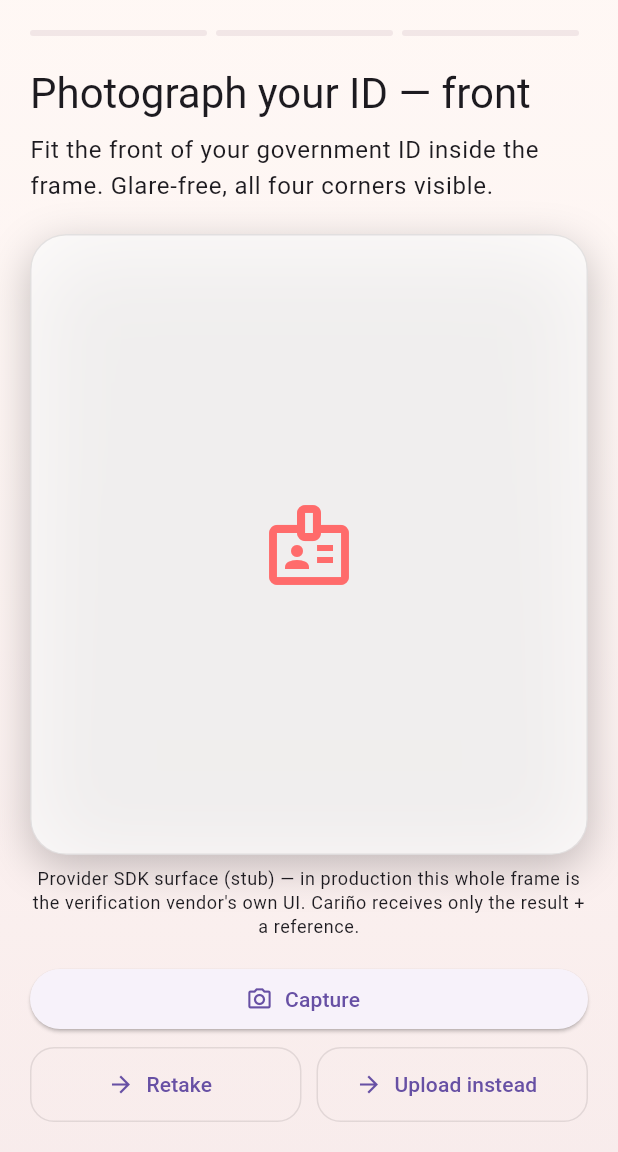
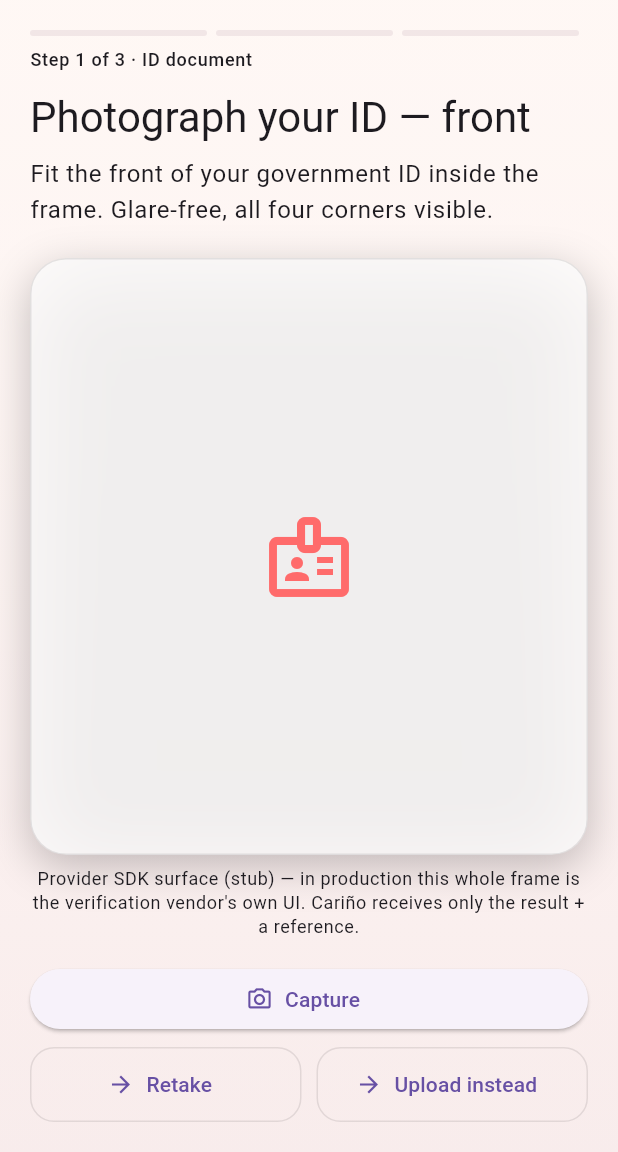
Before and after one commit to IamTharunsai/carino, a Flutter app: the VerificationProviderScreen screen opened directly with empty values, on a phone screen of 412 x 824 dp, the part 84-1236 px from its top. Run offline on Flutter 3.47's test engine with Material 3 defaults, Android fonts, the phone set to English and light mode, and no system bars; our stand-ins replace local_auth, shared_preferences, supabase_flutter; accounts and stored records are empty.

Commit message:
Flow fixes: 3-step verification, privacy entry, saved profile, interests
- Verification: one layer per step (Step N of 3); no upload for the live
  selfie; Retake works; copy no longer promises a match to a photo not yet added
- Settings -> Privacy Centre; remove pre-login "Preview Settings"
- Intentions/structure/pace/availability, bio/prompts/boundaries/languages
  and new Interests picker are saved; Services.prefs.me is "my profile"
- CI: Java 21 (fixes AGP lint crash), drop temporary debug steps
- docs/FLOW-AUDIT.md: fixed list + tomorrow's checklist

Co-Authored-By: Claude Opus 5.5 <noreply@anthropic.com>

```diff
--- a/lib/screens/chats/conversation_screen.dart
+++ b/lib/screens/chats/conversation_screen.dart
@@ -95,7 +95,7 @@ class _ConversationScreenState extends State<ConversationScreen> {
 
   /// "You both": real overlaps only, minus anything they asked not to discuss.
   List<String> get _chips => commonGround(
-        myInterests: MockData.currentUser.interests,
+        myInterests: Services.prefs.me.interests,
         theirInterests: _member.interests,
         myTastes: Services.prefs.tastesOrSample,
         theirTastes: _member.tasteAnswers,
--- a/lib/screens/chats/games_screen.dart
+++ b/lib/screens/chats/games_screen.dart
@@ -34,7 +34,7 @@ enum _Game { thisOrThat, twoTruths, guessMyAnswer, buildOurDate, musicMatch, que
 class _GamesScreenState extends State<GamesScreen> {
   /// This or That built from BOTH profiles — not a fixed template.
   late final List<GameQuestion> _deck = personalDeck(
-    myInterests: MockData.currentUser.interests,
+    myInterests: Services.prefs.me.interests,
     myTastes: Services.prefs.tastesOrSample,
     them: widget.member,
   );
--- a/lib/screens/discover/discover_screen.dart
+++ b/lib/screens/discover/discover_screen.dart
@@ -429,7 +429,7 @@ String? whySuggested(Member member) {
   final tastes = sharedTastes(mine, member.tasteAnswers);
   if (tastes.isNotEmpty) return 'You both picked ${tastes.take(2).join(' · ')}';
   final shared = member.interests
-      .where(MockData.currentUser.interests.toSet().contains)
+      .where(Services.prefs.me.interests.toSet().contains)
       .toList();
   if (shared.isNotEmpty) return 'You both like ${shared.take(2).join(' · ')}';
   return null;
--- a/lib/screens/onboarding/verification_flow_screen.dart
+++ b/lib/screens/onboarding/verification_flow_screen.dart
@@ -32,7 +32,8 @@ class VerificationProviderScreen extends StatefulWidget {
       _VerificationProviderScreenState();
 }
 
-enum _Phase { idFront, idBack, processing, selfie, matching, done }
+// Three layers, three visible steps: ID -> liveness -> photo match.
+enum _Phase { idFront, idBack, processing, selfie, livenessCheck, matchIntro, matching, done }
 
 class _VerificationProviderScreenState
     extends State<VerificationProviderScreen> {
@@ -60,6 +61,13 @@ class _VerificationProviderScreenState
       case _Phase.processing:
         break;
       case _Phase.selfie:
+        setState(() => _phase = _Phase.livenessCheck);
+        _timer = Timer(const Duration(seconds: 2), () {
+          if (mounted) setState(() => _phase = _Phase.matchIntro);
+        });
+      case _Phase.livenessCheck:
+        break;
+      case _Phase.matchIntro:
         setState(() => _phase = _Phase.matching);
         _timer = Timer(const Duration(seconds: 2), () async {
           if (!mounted) return;
@@ -79,6 +87,8 @@ class _VerificationProviderScreenState
         _Phase.idBack => 'Photograph your ID — back',
         _Phase.processing => 'Reading your document…',
         _Phase.selfie => 'Live selfie',
+        _Phase.livenessCheck => 'Checking it\'s really you…',
+        _Phase.matchIntro => 'Last check: photo match',
         _Phase.matching => 'Matching your selfie…',
         _Phase.done => 'Checks complete',
       };
@@ -92,14 +102,25 @@ class _VerificationProviderScreenState
           'The provider is checking the document and your date of birth against the 21+ rule.',
         _Phase.selfie =>
           'Centre your face and follow the prompt. This proves a real person is here — a photo of a photo won\'t pass.',
+        _Phase.livenessCheck =>
+          'The provider confirms a live person took the selfie — not a photo or a screen.',
+        _Phase.matchIntro =>
+          'We compare your selfie with your ID photo, and later with your main profile photo, so the face people see is yours.',
         _Phase.matching =>
-          'Your selfie is being matched to your ID photo and your first profile photo.',
+          'Your selfie is being matched to your ID photo.',
         _Phase.done => 'All three layers passed.',
       };
 
   @override
   Widget build(BuildContext context) {
-    final busy = _phase == _Phase.processing || _phase == _Phase.matching;
+    final busy = _phase == _Phase.processing ||
+        _phase == _Phase.livenessCheck ||
+        _phase == _Phase.matching;
+    final step = _phase.index <= _Phase.processing.index
+        ? 1
+        : _phase.index <= _Phase.livenessCheck.index
+            ? 2
+            : 3;
     return GlassScaffold(
       appBar: AppBar(
         title: const Text('Verification'),
@@ -142,7 +163,10 @@ class _VerificationProviderScreenState
                 ],
               ],
             ),
-            const SizedBox(height: 20),
+            const SizedBox(height: 8),
+            Text('Step $step of 3 · ${const ['ID document', 'Liveness', 'Photo match'][step - 1]}',
+                style: Theme.of(context).textTheme.labelMedium),
+            const SizedBox(height: 12),
             Text(_title, style: Theme.of(context).textTheme.headlineMedium),
             const SizedBox(height: 8),
             Text(_body, style: Theme.of(context).textTheme.bodyLarge),
@@ -154,9 +178,11 @@ class _VerificationProviderScreenState
                       ? const CircularProgressIndicator(
                           color: AppColors.sparkCoral)
                       : Icon(
-                          _phase == _Phase.selfie
-                              ? Icons.face_retouching_natural
-                              : Icons.badge_outlined,
+                          switch (_phase) {
+                            _Phase.selfie => Icons.face_retouching_natural,
+                            _Phase.matchIntro => Icons.compare_outlined,
+                            _ => Icons.badge_outlined,
+                          },
                           size: 64,
                           color: AppColors.sparkCoral,
                         ),
@@ -174,20 +200,28 @@ class _VerificationProviderScreenState
             const SizedBox(height: 16),
             if (!busy) ...[
               SparkButton(
-                label: _phase == _Phase.selfie
-                    ? 'Take live selfie'
-                    : 'Capture',
-                icon: Icons.camera_alt_outlined,
+                label: switch (_phase) {
+                  _Phase.selfie => 'Take live selfie',
+                  _Phase.matchIntro => 'Run photo match',
+                  _ => 'Capture',
+                },
+                icon: _phase == _Phase.matchIntro
+                    ? Icons.compare_outlined
+                    : Icons.camera_alt_outlined,
                 onPressed: _advance,
               ),
               const SizedBox(height: 8),
+              // Retake/upload only make sense for the ID photos; a liveness
+              // selfie can never be uploaded.
+              if (_phase == _Phase.idFront || _phase == _Phase.idBack)
               Row(
                 children: [
                   Expanded(
                     child: SparkButton(
                       label: 'Retake',
                       secondary: true,
-                      onPressed: () => setState(() {}),
+                      onPressed: () => ScaffoldMessenger.of(context).showSnackBar(
+                          const SnackBar(content: Text('Photo cleared — line it up and capture again.'))),
                     ),
                   ),
                   const SizedBox(width: 10),
@@ -212,7 +246,7 @@ class _VerificationProviderScreenState
   bool _layerDone(VerificationLayer layer) => switch (layer) {
         VerificationLayer.document =>
           _phase.index >= _Phase.selfie.index,
-        VerificationLayer.liveness => _phase == _Phase.done,
+        VerificationLayer.liveness => _phase.index >= _Phase.matchIntro.index,
         VerificationLayer.photoMatch => _phase == _Phase.done,
       };
 }
--- a/lib/services/services.dart
+++ b/lib/services/services.dart
@@ -3,6 +3,7 @@ import 'dart:math' as math;
 import 'package:flutter/material.dart';
 import 'package:shared_preferences/shared_preferences.dart';
 import '../data/mock_data.dart';
+import '../models/member.dart';
 import '../models/platform.dart';
 import '../models/social.dart';
 import '../models/sync.dart';
@@ -241,6 +242,53 @@ class UserPrefs {
   final String referralCode = 'CARINO-YOU7';
   String? redeemedPromo;
 
+  // --- My profile: what onboarding collects, used everywhere ----------------
+  Intention intention = MockData.currentUser.intention;
+  String structure = 'Monogamy';
+  String pace = 'Chat first';
+  String availability = 'This week';
+  String bio = '';
+  String boundaries = '';
+  Map<String, String> promptAnswers = {};
+  List<String> languages = const ['English'];
+
+  /// Empty until the member picks some (then the demo sample is replaced).
+  List<String> interests = const [];
+
+  /// "Me" as everyone else sees it — the demo base, overridden by every
+  /// answer the member actually gave. Screens read THIS, not MockData.
+  Member get me {
+    const b = MockData.currentUser;
+    return Member(
+      id: b.id,
+      name: b.name,
+      age: b.age,
+      city: b.city,
+      distanceBand: b.distanceBand,
+      intention: intention,
+      photoAsset: b.photoAsset,
+      headline: bio.isEmpty ? b.headline : bio,
+      prompts: promptAnswers.isEmpty
+          ? b.prompts
+          : [for (final e in promptAnswers.entries) PromptAnswer(e.key, e.value)],
+      interests: interests.isEmpty ? b.interests : interests,
+      languages: languages,
+      structure: structure,
+      pace: pace,
+      availability: availability,
+      boundaries: boundaries,
+      gender: gender.isEmpty ? b.gender : gender,
+      pronouns: pronouns.isEmpty ? b.pronouns : pronouns,
+      orientation: orientation,
+      wantToMeet: wantToMeet,
+      identityVisibility: identityVisibility,
+      tasteAnswers: tastesOrSample,
+      accessNote: accessNote,
+      textingStyle: myStyle,
+      comfort: myComfort,
+    );
+  }
+
   // --- Conversation Sync (Nov 14) -------------------------------------------
   /// My "How I text" card and comfort rules — shown to my matches; the app
   /// enforces the rules in chat (calls, photos) and in the plan composer.
@@ -265,6 +313,17 @@ class UserPrefs {
         'daytime': myComfort.daytimeFirstMeet,
         'opensFirst': myComfort.opensFirst,
         'notes': matchNotes,
+        'profile': {
+          'intention': intention.name,
+          'structure': structure,
+          'pace': pace,
+          'availability': availability,
+          'bio': bio,
+          'boundaries': boundaries,
+          'prompts': promptAnswers,
+          'languages': languages,
+          'interests': interests,
+        },
         'reflections': [
           for (final r in reflections)
             {
@@ -295,6 +354,18 @@ class UserPrefs {
         daytimeFirstMeet: j['daytime'] == true,
         opensFirst: j['opensFirst'] == true,
       );
+      final pr = j['profile'] as Map? ?? const {};
+      intention = Intention.values.asNameMap()[pr['intention']] ?? intention;
+      structure = pr['structure'] as String? ?? structure;
+      pace = pr['pace'] as String? ?? pace;
+      availability = pr['availability'] as String? ?? availability;
+      bio = pr['bio'] as String? ?? bio;
+      boundaries = pr['boundaries'] as String? ?? boundaries;
+      promptAnswers = {
+        for (final e in (pr['prompts'] as Map? ?? const {}).entries) '${e.key}': '${e.value}'
+      };
+      if (pr['languages'] is List) languages = strs(pr['languages']);
+      if (pr['interests'] is List) interests = strs(pr['interests']);
       matchNotes
         ..clear()
         ..addAll({
--- a/lib/services/verification_service.dart
+++ b/lib/services/verification_service.dart
@@ -21,7 +21,7 @@ enum VerificationLayer {
   /// Layer 3 — photo-match (blueprint S-006): the live selfie is matched
   /// against the ID photo AND the first profile photo, so the person in
   /// the profile is the person who shows up.
-  photoMatch('Photo match', 'Selfie matched to your ID and profile photo.');
+  photoMatch('Photo match', 'Selfie matched to your ID now, and to your main profile photo when you add it.');
 
   const VerificationLayer(this.label, this.tagline);
   final String label;
```
Also changed, not shown: lib/screens/onboarding/auth_screen.dart (+0 -7 lines), lib/screens/onboarding/intentions_screen.dart (+15 -4 lines), lib/screens/onboarding/profile_creation_screen.dart (+52 -5 lines), lib/screens/you/settings_screen.dart (+11 -0 lines), lib/screens/you/you_screen.dart (+12 -4 lines), 3 other files.
